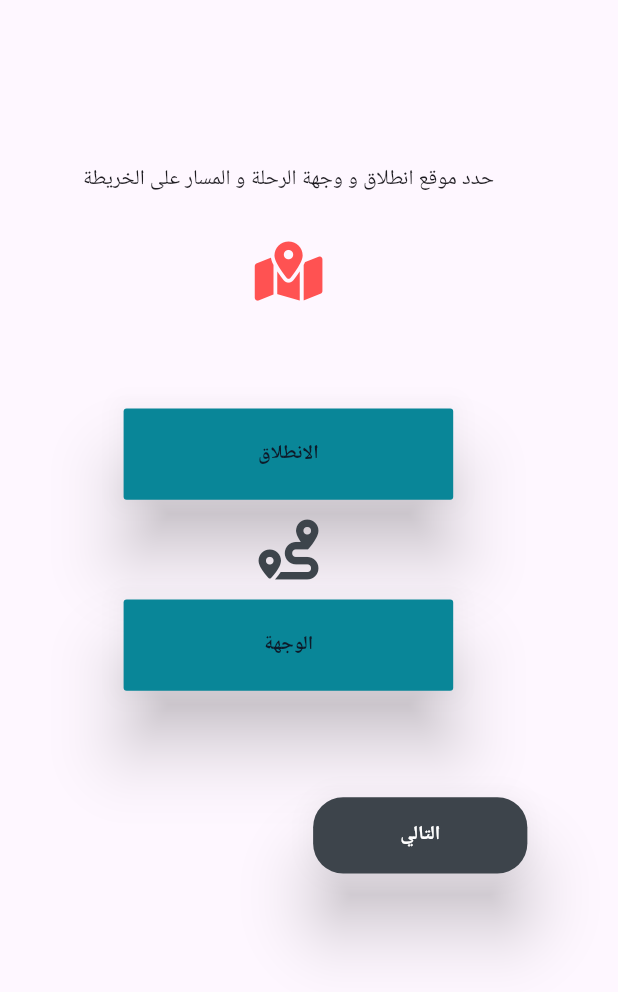
After one commit to Salah-Al-Tenawi/dash_board, a Flutter app: the screen it shows after launch, on a phone screen of 412 x 824 dp. The commit adds this screen. Shown: the top 992 px of the screen. Run offline on Flutter 3.47's test engine with Material 3 defaults, Android fonts, the phone set to English and light mode, and no system bars; our stand-ins replace bloc, dartz, dio, equatable, flutter_bloc, flutter_map and 10 more; accounts and stored records are empty.

Commit message:
trip selecte location ui done

```diff
--- a/lib/core/route/route_app.dart
+++ b/lib/core/route/route_app.dart
@@ -14,6 +14,8 @@ import 'package:sharecars/features/profiles/data/repo/profile_repo_im.dart';
 import 'package:sharecars/features/profiles/presantaion/manger/profile_cubit/profile_cubit.dart';
 import 'package:sharecars/features/profiles/presantaion/view/profile.dart';
 import 'package:sharecars/features/splash_view/presentaion/view/splash_view.dart';
+import 'package:sharecars/features/trip_create/presantion/view/trip_date_and_seats.dart';
+import 'package:sharecars/features/trip_create/presantion/view/trip_select_source_and_dist_on_map.dart';
 
 List<GetPage<dynamic>> appRoute = [
   GetPage(name: RouteName.splashView, page: () => const SplashView()),
@@ -44,4 +46,14 @@ List<GetPage<dynamic>> appRoute = [
             create: (context) => ProfileCubit(ProfileRepoIm()),
             child: const Profile(),
           )),
+
+  // trips
+
+  GetPage(
+      name: RouteName.tripSelectSourceAndDistOnMap,
+      page: () => const TripSelectSourceAndDistOnMap()),
+
+  GetPage(
+      name: RouteName.tripDateAndSeats,
+      page: () => const TripDateAndSeats()),
 ];
--- a/lib/core/route/route_name.dart
+++ b/lib/core/route/route_name.dart
@@ -8,4 +8,9 @@ class RouteName {
 
   static const updateprofile = "/updateprofile";
   static const home = "/home";
+  //trip
+  static const tripSelectSourceAndDistOnMap = "/TripSelectSourceAndDistOnMap";
+
+  static const tripDateAndSeats = "/TripDateAndSeats";
+
 }
--- a/lib/core/them/my_colors.dart
+++ b/lib/core/them/my_colors.dart
@@ -5,8 +5,9 @@ class MyColors {
 
   static const Color newgrey = Color(0xFFaec0c2);
   static const Color newramadi = Color(0xFF3d444b);
+  static const Color newrskey = Color(0xFF098698);
+  static const Color lightRskey = Color(0xFF5FBBC8);
 
-  static const Color newrskey = Color(0xFF098698);
 
   static const Color bluedark = Color(0xFF0D1B2A);
   static const Color blueColor = Color(0xFF356899);
--- a/lib/core/them/text_app.dart
+++ b/lib/core/them/text_app.dart
@@ -31,3 +31,5 @@ const TextStyle font12boldnewramadi = TextStyle(
     fontSize: 12, fontWeight: FontWeight.bold, color: MyColors.newramadi);
 
 const TextStyle fontdefualtGreyText = TextStyle(color: MyColors.greyTextColor);
+const TextStyle font13boldGreyText = TextStyle(color: MyColors.greyTextColor , fontSize: 13 ,fontWeight: FontWeight.bold);
+const TextStyle font13boldwhite = TextStyle(color: Colors.white, fontSize: 13 ,fontWeight: FontWeight.bold);
--- a/lib/features/trip_create/data/model/trip_from.dart
+++ b/lib/features/trip_create/data/model/trip_from.dart
@@ -7,5 +7,5 @@ class TripFrom {
   final double ?price;
   final String ?numberPhone;
 
-  TripFrom({required this.source, required this.dest, required this.path, required this.date, required this.numberSeats, required this.price, required this.numberPhone});
+  TripFrom({ this.source,  this.dest,  this.path,  this.date,  this.numberSeats,  this.price,  this.numberPhone});
 }
--- /dev/null
+++ b/lib/features/trip_create/presantion/view/trip_date_and_seats.dart
@@ -0,0 +1,15 @@
+import 'package:flutter/material.dart';
+
+class TripDateAndSeats extends StatefulWidget {
+  const TripDateAndSeats({super.key});
+
+  @override
+  State<TripDateAndSeats> createState() => _TripDateAndSeatsState();
+}
+
+class _TripDateAndSeatsState extends State<TripDateAndSeats> {
+  @override
+  Widget build(BuildContext context) {
+    return const Placeholder();
+  }
+}
--- a/lib/features/trip_create/presantion/view/trip_select_location.dart
+++ /dev/null
@@ -1,17 +0,0 @@
-import 'package:flutter/widgets.dart';
-
-class TripSelectLocation extends StatefulWidget {
-  const TripSelectLocation({super.key});
-
-  @override
-  State<TripSelectLocation> createState() => _TripSelectLocationState();
-}
-
-class _TripSelectLocationState extends State<TripSelectLocation> {
-  @override
-  Widget build(BuildContext context) {
-    return PageView.builder(itemBuilder: (context, counter) {
-      Text("helllo $counter");
-    });
-  }
-}
--- /dev/null
+++ b/lib/features/trip_create/presantion/view/trip_select_source_and_dist_on_map.dart
@@ -0,0 +1,97 @@
+import 'package:flutter/material.dart';
+import 'package:flutter_screenutil/flutter_screenutil.dart';
+import 'package:font_awesome_flutter/font_awesome_flutter.dart';
+import 'package:sharecars/core/them/my_colors.dart';
+import 'package:sharecars/core/them/text_app.dart';
+import 'package:sharecars/core/utils/widgets/my_button.dart';
+import 'package:sharecars/features/trip_create/data/model/trip_from.dart';
+
+class TripSelectSourceAndDistOnMap extends StatefulWidget {
+  const TripSelectSourceAndDistOnMap({super.key});
+
+  @override
+  State<TripSelectSourceAndDistOnMap> createState() =>
+      _TripSelectSourceAndDestOnMapState();
+}
+
+class _TripSelectSourceAndDestOnMapState
+    extends State<TripSelectSourceAndDistOnMap> {
+  late TripFrom tripFrom;
+  @override
+  void initState() {
+    super.initState();
+    tripFrom = TripFrom();
+  }
+
+  @override
+  Widget build(BuildContext context) {
+    return Scaffold(
+      body: SafeArea(
+          child: Padding(
+        padding:
+            EdgeInsetsGeometry.symmetric(horizontal: 30.w, vertical: 100.w),
+        child: Column(
+          children: [
+            const Text("حدد موقع انطلاق و وجهة الرحلة و المسار على الخريطة"),
+            SizedBox(
+              height: 30.h,
+            ),
+            const FaIcon(FontAwesomeIcons.mapLocationDot,
+                size: 40, color: Colors.redAccent),
+            SizedBox(
+              height: 70.h,
+            ),
+            MyButton(
+              onPressed: () {},
+              color: MyColors.newrskey,
+              width: 200.w,
+              height: 60.h,
+              child: const Text(
+                "الانطلاق",
+                style: font13boldbluedark,
+              ),
+            ),
+            Padding(
+              padding: EdgeInsetsGeometry.symmetric(vertical: 13.h),
+              child: const FaIcon(
+                FontAwesomeIcons.route,
+                size: 40,
+                color: MyColors.newramadi,
+              ),
+            ),
+            MyButton(
+              onPressed: () {},
+              color: MyColors.newrskey,
+              width: 200.w,
+              height: 60.h,
+              child: const Text(
+                "الوجهة",
+                style: font13boldbluedark,
+              ),
+            ),
+            SizedBox(
+              height: 70.h,
+            ),
+            Padding(
+              padding: EdgeInsetsGeometry.only(left: 160.w),
+              child: MyButton(
+                onPressed: () {
+
+                },
+                color: MyColors.newramadi,
+                width: 130.w,
+                height: 50.h,
+                borderRadius: true,
+                splashcolor: MyColors.newrskey,
+                child: const Text(
+                  "التالي",
+                  style: font13boldwhite,
+                ),
+              ),
+            )
+          ],
+        ),
+      )),
+    );
+  }
+}
--- a/lib/main.dart
+++ b/lib/main.dart
@@ -28,7 +28,7 @@ class ShareCars extends StatelessWidget {
       minTextAdapt: true,
       child: GetMaterialApp(
         title: "state mangment with cubit but navigation by getx",
-        initialRoute: RouteName.test,
+        initialRoute: RouteName.tripSelectSourceAndDistOnMap,
         getPages: appRoute,
         theme: ThemApp.lightThem,
         debugShowCheckedModeBanner: false,
--- a/pubspec.yaml
+++ b/pubspec.yaml
@@ -41,6 +41,7 @@ dependencies:
   flutter_rating_bar: ^4.0.1
   flutter_screenutil: ^5.9.3
   flutter_svg: ^2.1.0
+  font_awesome_flutter: ^10.8.0
   get: ^4.7.2
   get_it: ^8.0.3
   hive: ^2.2.3
```
Also changed, not shown: pubspec.lock.
